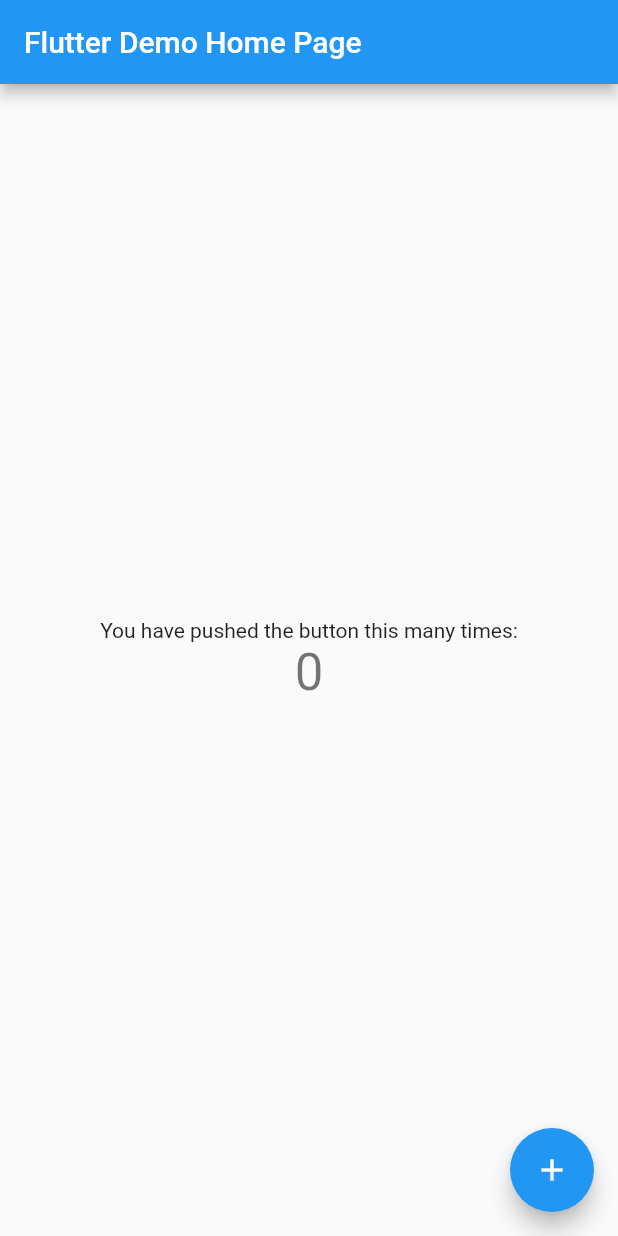
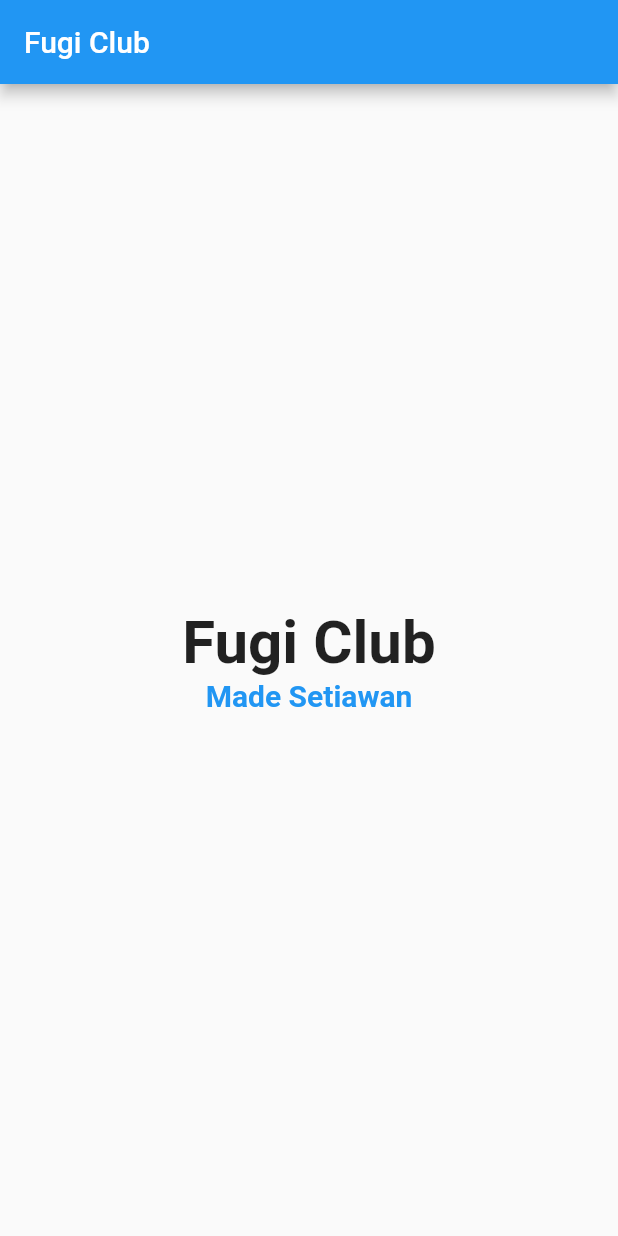
Before and after one commit to made-setiawan/fugi-intro, a Flutter app: the screen it shows after launch, on a phone screen of 412 x 824 dp. Run offline on Flutter 3.47's test engine with Material 2 defaults, Android fonts, the phone set to English and light mode, and no system bars.

Commit message:
update lagi

```diff
--- /dev/null
+++ b/lib/home.dart
@@ -0,0 +1,38 @@
+import 'package:flutter/material.dart';
+
+class MyHomePage extends StatefulWidget {
+  const MyHomePage({super.key});
+
+  @override
+  State<MyHomePage> createState() => _MyHomePageState();
+}
+
+class _MyHomePageState extends State<MyHomePage> {
+  @override
+  Widget build(BuildContext context) {
+    return Scaffold(
+      appBar: AppBar(
+        title: const Text("Fugi Club"),
+      ),
+      body: Column(
+        mainAxisAlignment: MainAxisAlignment.center,
+        children: const [
+          Center(
+            child: Text(
+              "Fugi Club",
+              style: TextStyle(fontSize: 40, fontWeight: FontWeight.bold),
+            ),
+          ),
+          Text(
+            "Made Setiawan",
+            style: TextStyle(
+              fontSize: 20,
+              fontWeight: FontWeight.bold,
+              color: Colors.blue,
+            ),
+          )
+        ],
+      ),
+    );
+  }
+}
--- a/lib/main.dart
+++ b/lib/main.dart
@@ -1,4 +1,5 @@
 import 'package:flutter/material.dart';
+import 'package:fugiclub_intro/home.dart';
 
 void main() {
   runApp(const MyApp());
@@ -11,105 +12,12 @@
   @override
   Widget build(BuildContext context) {
     return MaterialApp(
+      debugShowCheckedModeBanner: false,
       title: 'Flutter Demo',
       theme: ThemeData(
-        // This is the theme of your application.
-        //
-        // Try running your application with "flutter run". You'll see the
-        // application has a blue toolbar. Then, without quitting the app, try
-        // changing the primarySwatch below to Colors.green and then invoke
-        // "hot reload" (press "r" in the console where you ran "flutter run",
-        // or simply save your changes to "hot reload" in a Flutter IDE).
-        // Notice that the counter didn't reset back to zero; the application
-        // is not restarted.
         primarySwatch: Colors.blue,
       ),
-      home: const MyHomePage(title: 'Flutter Demo Home Page'),
+      home: const MyHomePage(),
     );
   }
 }
-
-class MyHomePage extends StatefulWidget {
-  const MyHomePage({super.key, required this.title});
-
-  // This widget is the home page of your application. It is stateful, meaning
-  // that it has a State object (defined below) that contains fields that affect
-  // how it looks.
-
-  // This class is the configuration for the state. It holds the values (in this
-  // case the title) provided by the parent (in this case the App widget) and
-  // used by the build method of the State. Fields in a Widget subclass are
-  // always marked "final".
-
-  final String title;
-
-  @override
-  State<MyHomePage> createState() => _MyHomePageState();
-}
-
-class _MyHomePageState extends State<MyHomePage> {
-  int _counter = 0;
-
-  void _incrementCounter() {
-    setState(() {
-      // This call to setState tells the Flutter framework that something has
-      // changed in this State, which causes it to rerun the build method below
-      // so that the display can reflect the updated values. If we changed
-      // _counter without calling setState(), then the build method would not be
-      // called again, and so nothing would appear to happen.
-      _counter++;
-    });
-  }
-
-  @override
-  Widget build(BuildContext context) {
-    // This method is rerun every time setState is called, for instance as done
-    // by the _incrementCounter method above.
-    //
-    // The Flutter framework has been optimized to make rerunning build methods
-    // fast, so that you can just rebuild anything that needs updating rather
-    // than having to individually change instances of widgets.
-    return Scaffold(
-      appBar: AppBar(
-        // Here we take the value from the MyHomePage object that was created by
-        // the App.build method, and use it to set our appbar title.
-        title: Text(widget.title),
-      ),
-      body: Center(
-        // Center is a layout widget. It takes a single child and positions it
-        // in the middle of the parent.
-        child: Column(
-          // Column is also a layout widget. It takes a list of children and
-          // arranges them vertically. By default, it sizes itself to fit its
-          // children horizontally, and tries to be as tall as its parent.
-          //
-          // Invoke "debug painting" (press "p" in the console, choose the
-          // "Toggle Debug Paint" action from the Flutter Inspector in Android
-          // Studio, or the "Toggle Debug Paint" command in Visual Studio Code)
-          // to see the wireframe for each widget.
-          //
-          // Column has various properties to control how it sizes itself and
-          // how it positions its children. Here we use mainAxisAlignment to
-          // center the children vertically; the main axis here is the vertical
-          // axis because Columns are vertical (the cross axis would be
-          // horizontal).
-          mainAxisAlignment: MainAxisAlignment.center,
-          children: <Widget>[
-            const Text(
-              'You have pushed the button this many times:',
-            ),
-            Text(
-              '$_counter',
-              style: Theme.of(context).textTheme.headline4,
-            ),
-          ],
-        ),
-      ),
-      floatingActionButton: FloatingActionButton(
-        onPressed: _incrementCounter,
-        tooltip: 'Increment',
-        child: const Icon(Icons.add),
-      ), // This trailing comma makes auto-formatting nicer for build methods.
-    );
-  }
-}
--- a/pubspec.yaml
+++ b/pubspec.yaml
@@ -36,6 +36,7 @@
   # The following adds the Cupertino Icons font to your application.
   # Use with the CupertinoIcons class for iOS style icons.
   cupertino_icons: ^1.0.2
+  flutter_svg:
 
 dev_dependencies:
   flutter_test:
```
Also changed, not shown: pubspec.lock.
